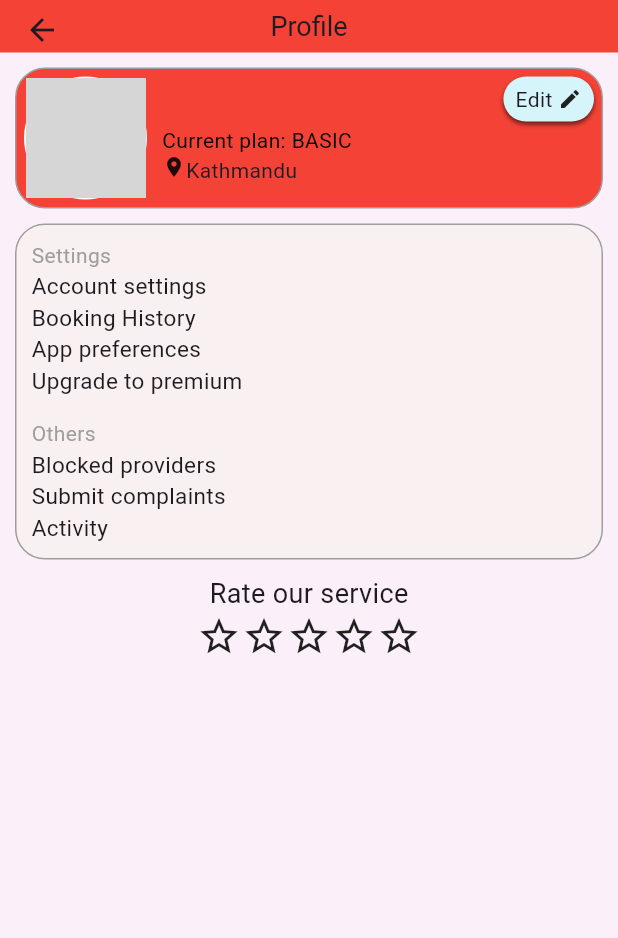
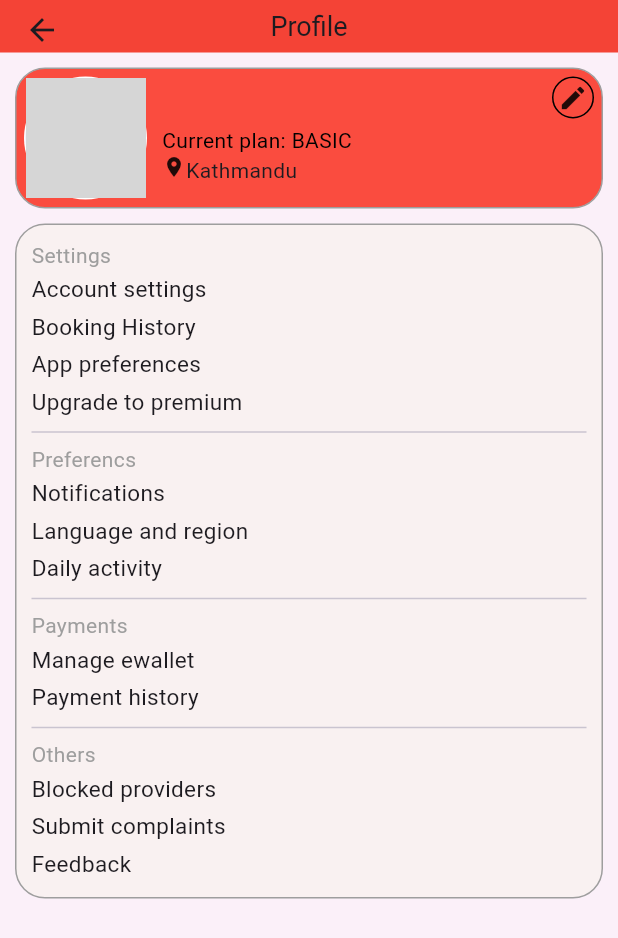
Before and after one commit to AMAYKJHA/citysewa-app, a Flutter app: the ProfileScreen screen opened directly, on a phone screen of 412 x 824 dp. Shown: the top 938 px of the screen. Run offline on Flutter 3.47's test engine with Material 3 defaults, Android fonts, the phone set to English and light mode, and no system bars; our stand-ins replace image_picker, shared_preferences; accounts and stored records are empty; network calls fail; grey boxes are pictures that could not be loaded.

Commit message:
feate: Added profile photo update feature

```diff
--- a/lib/screens/login_screen.dart
+++ b/lib/screens/login_screen.dart
@@ -23,7 +23,6 @@ class _LoginScreenState extends State<LoginScreen> {
   Widget build(BuildContext context) {
     return Scaffold(
       backgroundColor: Color(0xfffbf0f9),
-      appBar: AppBar(toolbarHeight: 0, backgroundColor: Colors.red),
       body: Container(
         width: double.infinity,
         padding: EdgeInsets.all(20),
@@ -182,7 +181,6 @@ class _LoginFormState extends State<LoginForm> {
               hoverColor: Color(0xfffffefe),
               filled: true,
               prefixIcon: Icon(Icons.lock_outline),
-              suffixIcon: Icon(Icons.looks),
               border: OutlineInputBorder(
                 borderSide: BorderSide(width: 1),
                 borderRadius: BorderRadius.circular(10),
@@ -216,8 +214,8 @@ class _LoginFormState extends State<LoginForm> {
                       "Login",
                       style: TextStyle(
                         color: Colors.white,
-                        fontSize: 16,
-                        fontWeight: FontWeight.w600,
+                        fontSize: 18,
+                        fontWeight: FontWeight.w500,
                       ),
                     ),
               onPressed: () {
--- a/lib/screens/profile_screen.dart
+++ b/lib/screens/profile_screen.dart
@@ -1,11 +1,9 @@
 import "package:flutter/material.dart";
+import "package:shared_preferences/shared_preferences.dart"
+    show SharedPreferences;
 
 import "package:citysewa/screens/update_profile_screen.dart"
     show UpdateProfileScreen;
-import "package:shared_preferences/shared_preferences.dart"
-    show SharedPreferences;
-
-const appIcon = "lib/assets/app_icon.png";
 
 class ProfileScreen extends StatefulWidget {
   ProfileScreen({super.key});
@@ -36,7 +34,6 @@ class _ProfileScreenState extends State<ProfileScreen> {
               SizedBox(height: 10),
               Menus(),
               SizedBox(height: 10),
-              RatingPannel(),
             ],
           ),
         ),
@@ -83,7 +80,7 @@ class _ProfileHeaderState extends State<ProfileHeader> {
       padding: EdgeInsets.all(5),
       width: double.infinity,
       decoration: BoxDecoration(
-        color: Colors.red,
+        color: const Color.fromARGB(255, 250, 76, 63),
         border: BoxBorder.all(width: 1, color: Colors.grey),
         borderRadius: BorderRadius.circular(20),
       ),
@@ -128,37 +125,21 @@ class _ProfileHeaderState extends State<ProfileHeader> {
               ),
             ],
           ),
-          Column(
-            children: [
           InkWell(
             onTap: () {
               Navigator.push(
                 context,
-                    MaterialPageRoute(
-                      builder: (context) => UpdateProfileScreen(),
-                    ),
+                MaterialPageRoute(builder: (context) => UpdateProfileScreen()),
               );
             },
             child: Container(
-                  padding: EdgeInsets.symmetric(vertical: 5, horizontal: 8),
+              padding: EdgeInsets.all(3),
               decoration: BoxDecoration(
-                    color: const Color.fromARGB(255, 214, 245, 250),
-                    borderRadius: BorderRadius.circular(25),
-                    boxShadow: [
-                      BoxShadow(
-                        color: Colors.black.withAlpha(150),
-                        offset: Offset(0, 2),
-                        blurRadius: 2,
-                        blurStyle: BlurStyle.normal,
+                shape: BoxShape.circle,
+                border: Border.all(width: 1),
               ),
-                    ],
+              child: Icon(Icons.edit, size: 20),
             ),
-                  child: Row(
-                    children: [Text("Edit "), Icon(Icons.edit, size: 16)],
-                  ),
-                ),
-              ),
-            ],
           ),
         ],
       ),
@@ -187,11 +168,20 @@ class Menus extends StatelessWidget {
           TileButton(text: "Booking History", action: () {}),
           TileButton(text: "App preferences", action: () {}),
           TileButton(text: "Upgrade to premium", action: () {}),
-          SizedBox(height: 15),
+          Divider(),
+          Text("Preferencs", style: TextStyle(color: Colors.grey)),
+          TileButton(text: "Notifications", action: () {}),
+          TileButton(text: "Language and region", action: () {}),
+          TileButton(text: "Daily activity", action: () {}),
+          Divider(),
+          Text("Payments", style: TextStyle(color: Colors.grey)),
+          TileButton(text: "Manage ewallet", action: () {}),
+          TileButton(text: "Payment history", action: () {}),
+          Divider(),
           Text("Others", style: TextStyle(color: Colors.grey)),
           TileButton(text: "Blocked providers", action: () {}),
           TileButton(text: "Submit complaints", action: () {}),
-          TileButton(text: "Activity", action: () {}),
+          TileButton(text: "Feedback", action: () {}),
         ],
       ),
     );
@@ -207,52 +197,9 @@ class TileButton extends StatelessWidget {
   Widget build(BuildContext context) {
     return InkWell(
       onTap: action,
+      child: Container(
+        padding: EdgeInsets.symmetric(vertical: 2),
         child: Text(text, style: TextStyle(fontSize: 15)),
-    );
-  }
-}
-
-class RatingPannel extends StatefulWidget {
-  RatingPannel({super.key});
-
-  @override
-  _RatingPannelState createState() => _RatingPannelState();
-}
-
-class _RatingPannelState extends State<RatingPannel> {
-  @override
-  Widget build(BuildContext context) {
-    return Container(
-      decoration: BoxDecoration(borderRadius: BorderRadius.circular(20)),
-      child: Column(
-        children: [
-          Text("Rate our service", style: TextStyle(fontSize: 18)),
-          Row(
-            mainAxisAlignment: MainAxisAlignment.center,
-            children: [
-              InkWell(
-                onTap: () {},
-                child: Icon(Icons.star_border_outlined, size: 30),
-              ),
-              InkWell(
-                onTap: () {},
-                child: Icon(Icons.star_border_outlined, size: 30),
-              ),
-              InkWell(
-                onTap: () {},
-                child: Icon(Icons.star_border_outlined, size: 30),
-              ),
-              InkWell(
-                onTap: () {},
-                child: Icon(Icons.star_border_outlined, size: 30),
-              ),
-              InkWell(
-                onTap: () {},
-                child: Icon(Icons.star_border_outlined, size: 30),
-              ),
-            ],
-          ),
-        ],
       ),
     );
   }
--- a/pubspec.yaml
+++ b/pubspec.yaml
@@ -12,6 +12,7 @@ dependencies:
   http: ^1.6.0
   shared_preferences: ^2.5.3
   flutter_launcher_icons: ^0.14.4
+  image_picker: ^1.2.1
 
 dev_dependencies:
   flutter_test:
```
Also changed, not shown: lib/api/api_services.dart (+21 -16 lines), lib/screens/home_screen.dart (+41 -30 lines), lib/screens/signup_screen.dart (+3 -4 lines), lib/screens/splash_screen.dart (+8 -8 lines), lib/screens/update_profile_screen.dart (+80 -5 lines), lib/screens/widgets.dart (+9 -12 lines), pubspec.lock, 6 other files. Lines whose indentation alone changed are shown as unchanged.
